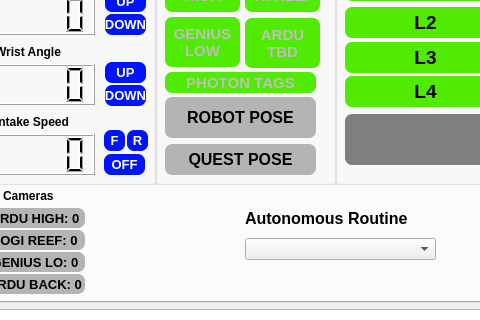
Above: gui/layout_2025.ui from aesatchien/FRC2429_2025 before the change; both pictures show x 747 to 1227 and y 167 to 487 of the 1482 by 724 pixel window. Below: the same form after it.
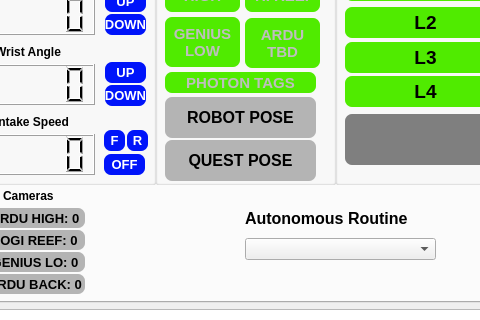
That is the form after the change. Icons and pictures are not drawn. Custom widgets are drawn as their Qt base class.

The edit to the form file:
```diff
--- a/gui/layout_2025.ui
+++ b/gui/layout_2025.ui
@@ -1095,9 +1095,9 @@
        <property name="geometry">
         <rect>
          <x>10</x>
-         <y>260</y>
+         <y>256</y>
          <width>151</width>
-         <height>31</height>
+         <height>41</height>
         </rect>
        </property>
        <property name="font">
```
Left out of the diff: 40 changed lines with no effect on the pictures.
